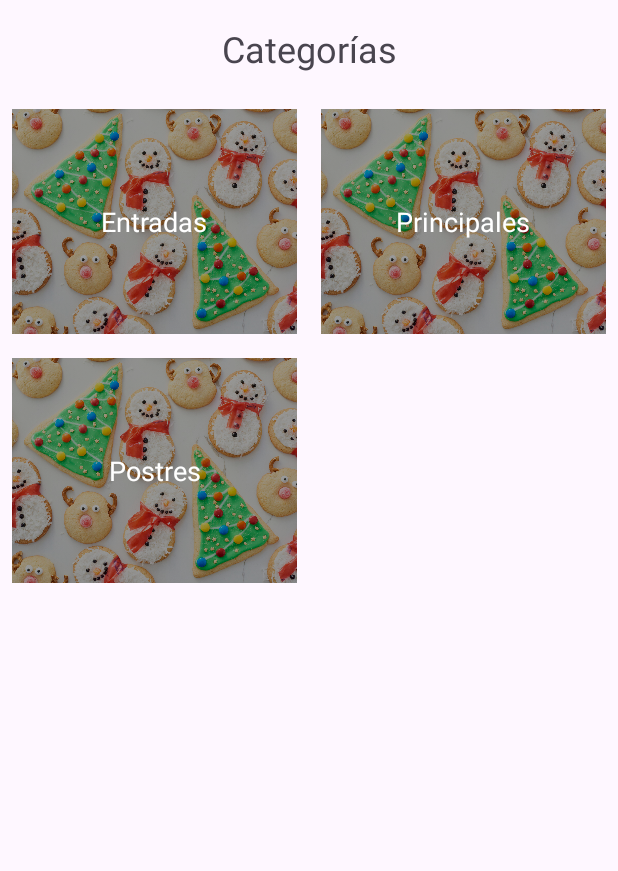
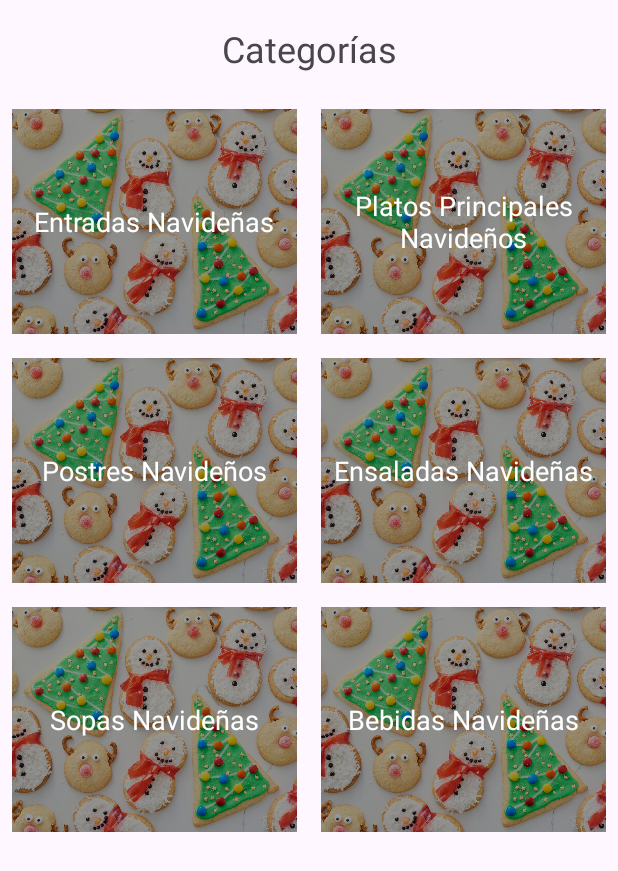
Before and after one commit to royrubin1/RubinLavi_Roy_practicaPMDM, an Android app: the screen it shows after launch (CategoryListActivity), after a tap on "EMPEZAR", on a phone screen of 412 x 824 dp. Shown: the top 871 px of the screen. Run offline under Robolectric (Android 15) with nearby library versions, the light colour scheme and no system bars; our stand-ins replace Room's generated code.

Commit message:
RecipeListActiviy And Coil Dependency Have Been Added

```diff
--- a/app/build.gradle.kts
+++ b/app/build.gradle.kts
@@ -42,8 +42,10 @@ android {
 dependencies {
     implementation("com.google.devtools.ksp:symbol-processing-api:1.9.21-1.0.15")
     implementation("androidx.room:room-runtime:2.6.1")
-    ksp("androidx.room:room-compiler:2.6.1")  // Change to KSP
+    ksp("androidx.room:room-compiler:2.6.1")
     implementation("androidx.room:room-ktx:2.6.1")
+
+    implementation("io.coil-kt:coil:2.5.0")
 
     implementation("androidx.core:core-ktx:1.12.0")
     implementation("androidx.appcompat:appcompat:1.6.1")
--- a/app/src/main/AndroidManifest.xml
+++ b/app/src/main/AndroidManifest.xml
@@ -1,7 +1,7 @@
 <?xml version="1.0" encoding="utf-8"?>
 <manifest xmlns:android="http://schemas.android.com/apk/res/android"
     xmlns:tools="http://schemas.android.com/tools">
-
+    <uses-permission android:name="android.permission.INTERNET" />
     <application
         android:allowBackup="true"
         android:dataExtractionRules="@xml/data_extraction_rules"
@@ -22,6 +22,7 @@
             </intent-filter>
         </activity>
         <activity android:name=".CategoryListActivity"/>
+        <activity android:name=".RecipeListActivity"/>
     </application>
 
 </manifest>
--- a/app/src/main/java/dam/islasfilipinas/rubinlavi_roy_practicapmdm/CategoryAdapter.kt
+++ b/app/src/main/java/dam/islasfilipinas/rubinlavi_roy_practicapmdm/CategoryAdapter.kt
@@ -1,14 +1,15 @@
 package dam.islasfilipinas.rubinlavi_roy_practicapmdm
 
-import android.content.Context
+import android.content.Intent
 import android.view.LayoutInflater
 import android.view.View
 import android.view.ViewGroup
 import android.widget.BaseAdapter
+import android.widget.ImageView
 import android.widget.TextView
 import dam.islasfilipinas.rubinlavi_roy_practicapmdm.room.Category
 
-class CategoryAdapter(private val context: Context, private val categories: List<Category>) : BaseAdapter() {
+class CategoryAdapter(private val context: CategoryListActivity, private val categories: List<Category>) : BaseAdapter() {
 
     override fun getCount(): Int = categories.size
 
@@ -23,11 +24,12 @@ class CategoryAdapter(private val context: Context, private val categories: List
         val textView = view.findViewById<TextView>(R.id.item_text)
         textView.text = categories[position].category
 
-        // val imageView = view.findViewById<ImageView>(R.id.your_image_view_id)
-        // Set image using imageView
+        val imageView = view.findViewById<ImageView>(R.id.item_image)
 
-
-
+        imageView.setOnClickListener {
+            val intent = Intent(context, RecipeListActivity::class.java)
+            context.startActivity(intent)
+        }
         return view
     }
 
--- a/app/src/main/java/dam/islasfilipinas/rubinlavi_roy_practicapmdm/room/AppDatabase.kt
+++ b/app/src/main/java/dam/islasfilipinas/rubinlavi_roy_practicapmdm/room/AppDatabase.kt
@@ -1,7 +1,6 @@
 package dam.islasfilipinas.rubinlavi_roy_practicapmdm.room
 
 import android.content.Context
-import android.util.Log
 import androidx.room.Database
 import androidx.room.Room
 import androidx.room.RoomDatabase
@@ -12,11 +11,11 @@ import dam.islasfilipinas.rubinlavi_roy_practicapmdm.dao.RecipeDAO
 @Database(entities = [Recipe::class, Category::class], version = 2)
 abstract class AppDatabase : RoomDatabase() {
     abstract fun recipeDao(): RecipeDAO
-
-    abstract fun categoryDao() : CategoryDAO
+    abstract fun categoryDao(): CategoryDAO
 
     companion object {
-        @Volatile private var instance: AppDatabase? = null
+        @Volatile
+        private var instance: AppDatabase? = null
 
         fun getDatabase(context: Context): AppDatabase {
             return instance ?: synchronized(this) {
@@ -28,14 +27,40 @@ abstract class AppDatabase : RoomDatabase() {
                     .addCallback(object : Callback() {
                         override fun onCreate(db: SupportSQLiteDatabase) {
                             super.onCreate(db)
-                            db.execSQL("INSERT INTO categories (category) VALUES ('Entradas');")
-                            db.execSQL("INSERT INTO categories (category) VALUES ('Principales');")
-                            db.execSQL("INSERT INTO categories (category) VALUES ('Postres');")
+
+                            val categories = listOf(
+                                "Entradas Navideñas",
+                                "Platos Principales Navideños",
+                                "Postres Navideños",
+                                "Ensaladas Navideñas",
+                                "Sopas Navideñas",
+                                "Bebidas Navideñas"
+                            )
+
+                            categories.forEach { category ->
+                                db.execSQL("INSERT INTO categories (category) VALUES ('$category');")
+                            }
+
+                            db.execSQL("INSERT INTO recipes (title, category, imageUri, description) VALUES ('Canapés de salmón', 'Entradas Navideñas', 'https://example.com/imagen1', 'Unta rodajas finas de baguette tostada con queso crema, coloca encima láminas de salmón ahumado y adereza al gusto con eneldo, alcaparras, rodajas de pepino, jugo de limón, sal y pimienta. Sirve como aperitivo elegante y sencillo.')")
+                            db.execSQL("INSERT INTO recipes (title, category, imageUri, description) VALUES ('Croquetas de jamón', 'Entradas Navideñas', 'https://example.com/imagen2', 'Mezcla jamón serrano picado con una bechamel espesa. Forma croquetas, pásalas por huevo y pan rallado, y fríelas hasta que estén doradas. Perfectas para compartir.')")
 
 
-                            db.execSQL("INSERT INTO recipes (category, imageUri, description) VALUES ('Entradas', 'https://picsum.photos/536/354', 'Descripción de la receta 1');")
-                            db.execSQL("INSERT INTO recipes (category, imageUri, description) VALUES ('Principales', 'https://picsum.photos/536/354', 'Descripción de la receta 2');")
-                            db.execSQL("INSERT INTO recipes (category, imageUri, description) VALUES ('Postres', 'https://picsum.photos/536/354', 'Descripción de la receta 3');")
+                            db.execSQL("INSERT INTO recipes (title, category, imageUri, description) VALUES ('Pavo relleno', 'Platos Principales Navideños', 'https://example.com/imagen3', 'Adoba un pavo con hierbas y especias. Rellénalo con una mezcla de pan, cebolla, apio, manzana y salchichas. Hornea hasta que esté bien cocido. Ideal para una cena familiar.')")
+                            db.execSQL("INSERT INTO recipes (title, category, imageUri, description) VALUES ('Bacalao a la vizcaína', 'Platos Principales Navideños', 'https://example.com/imagen4', 'Prepara una salsa vizcaína con pimientos choriceros, tomate, ajo y cebolla. Cocina el bacalao en la salsa hasta que esté tierno. Un clásico de Navidad.')")
+
+                            db.execSQL("INSERT INTO recipes (title, category, imageUri, description) VALUES ('Rosca de Reyes', 'Postres Navideños', 'https://example.com/imagen5', 'Prepara una masa dulce con frutas confitadas y forma una rosca. Decora con azúcar y frutas confitadas después de hornear. Un postre tradicional para el Día de Reyes.')")
+                            db.execSQL("INSERT INTO recipes (title, category, imageUri, description) VALUES ('Turrón de almendras', 'Postres Navideños', 'https://example.com/imagen6', 'Tuesta almendras y mézclalas con miel y clara de huevo batida. Extiende la mezcla en un molde y deja que se endurezca. Un dulce típico navideño.')")
+
+                            db.execSQL("INSERT INTO recipes (title, category, imageUri, description) VALUES ('Ensalada de manzana', 'Ensaladas Navideñas', 'https://example.com/imagen7', 'Combina manzanas picadas, piña, crema y nueces. Endulza al gusto y enfría antes de servir. Una ensalada fresca y deliciosa para acompañar la cena.')")
+                            db.execSQL("INSERT INTO recipes (title, category, imageUri, description) VALUES ('Ensalada Waldorf', 'Ensaladas Navideñas', 'https://example.com/imagen8', 'Mezcla apio, manzana y nueces picadas. Añade mayonesa y un toque de limón. Una ensalada clásica y refrescante.')")
+
+                            db.execSQL("INSERT INTO recipes (title, category, imageUri, description) VALUES ('Crema de calabaza', 'Sopas Navideñas', 'https://example.com/imagen9', 'Cocina calabaza, cebolla y ajo hasta que estén tiernos. Tritura hasta obtener una crema suave y condimenta con sal, pimienta y un toque de crema. Una sopa cálida y reconfortante.')")
+                            db.execSQL("INSERT INTO recipes (title, category, imageUri, description) VALUES ('Sopa de mariscos', 'Sopas Navideñas', 'https://example.com/imagen10', 'Prepara un caldo con pescado, camarones, mejillones y verduras. Sirve con un toque de limón y cilantro fresco. Una sopa llena de sabor y perfecta para ocasiones especiales.')")
+
+                            db.execSQL("INSERT INTO recipes (title, category, imageUri, description) VALUES ('Ponche navideño', 'Bebidas Navideñas', 'https://example.com/imagen11', 'Hierve agua con canela, clavo y piloncillo. Añade frutas como guayaba, tamarindo y manzana. Sirve caliente para calentar el espíritu navideño.')")
+                            db.execSQL("INSERT INTO recipes (title, category, imageUri, description) VALUES ('Sidra caliente especiada', 'Bebidas Navideñas', 'https://example.com/imagen12', 'Calienta sidra de manzana con canela, clavo, anís y ralladura de naranja. Perfecta para compartir en una noche fría.')")
+
+
                         }
                     })
                     .fallbackToDestructiveMigration()
--- a/app/src/main/java/dam/islasfilipinas/rubinlavi_roy_practicapmdm/room/Recipe.kt
+++ b/app/src/main/java/dam/islasfilipinas/rubinlavi_roy_practicapmdm/room/Recipe.kt
@@ -5,6 +5,7 @@ import androidx.room.PrimaryKey
 @Entity(tableName = "recipes")
 data class Recipe(
     @PrimaryKey(autoGenerate = true) val id: Int = 0,
+    val title : String,
     val category: String,
     val imageUri: String,
     val description: String
```
Also changed, not shown: app/src/main/java/dam/islasfilipinas/rubinlavi_roy_practicapmdm/RecipeAdapter.kt (+15 -5 lines), app/src/main/java/dam/islasfilipinas/rubinlavi_roy_practicapmdm/RecipeListActivity.kt (added, +44 -0 lines), app/src/main/res/layout/recipes_list.xml (+11 -0 lines), app/src/main/res/drawable/error_placeholder.webp (added).
